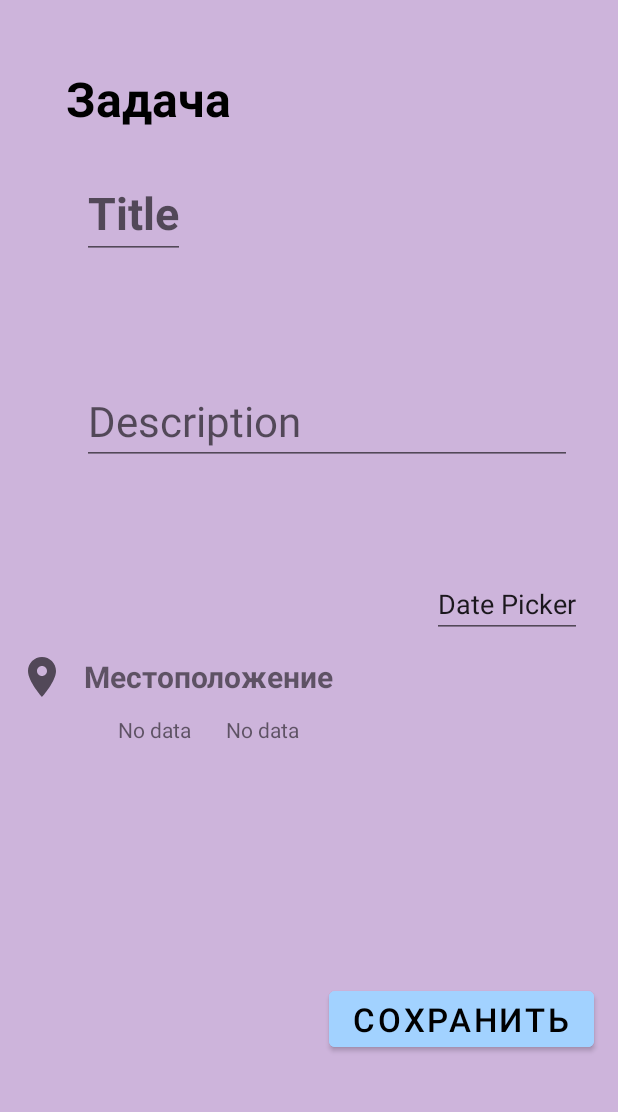
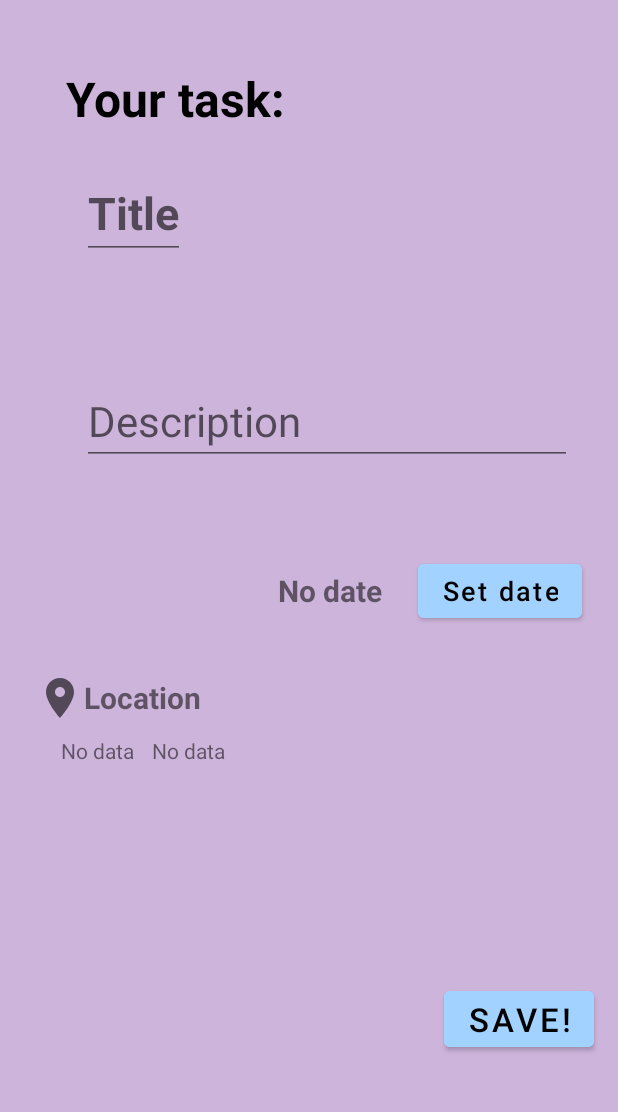
Before and after one commit to renett-t/android-lab-homeworks-1, an Android app: the TaskFragment screen opened through its navigation route, on a phone screen of 412 x 824 dp, the part 84-1196 px from its top. Run offline under Robolectric (Android 15) with nearby library versions, the phone set to English and light mode, and no system bars; our stand-ins replace Room's generated code.

Commit message:
date picker added, added strings

```diff
--- a/app/src/main/res/layout/fragment_task.xml
+++ b/app/src/main/res/layout/fragment_task.xml
@@ -20,7 +20,7 @@
         android:id="@+id/tv_task"
         android:layout_width="wrap_content"
         android:layout_height="wrap_content"
-        android:text="Задача"
+        android:text="@string/your_task"
         android:textSize="32sp"
         android:textStyle="bold"
         android:textColor="@color/black"
@@ -33,7 +33,7 @@
         android:id="@+id/et_task_title"
         android:layout_width="wrap_content"
         android:layout_height="wrap_content"
-        android:hint="Title"
+        android:hint="@string/title"
         android:maxEms="10"
         android:textSize="30sp"
         android:textStyle="bold"
@@ -45,7 +45,7 @@
         android:id="@+id/et_task_description"
         android:layout_width="wrap_content"
         android:layout_height="wrap_content"
-        android:hint="Description"
+        android:hint="@string/description"
         android:inputType="text"
         android:textSize="28sp"
         android:ems="10"
@@ -57,31 +57,48 @@
         app:layout_constraintBottom_toTopOf="@id/hor_guideline_center"
         />
 
-    <EditText
-        android:id="@+id/et_task_date"
+    <TextView
+        android:id="@+id/tv_task_date"
         android:layout_width="wrap_content"
         android:layout_height="wrap_content"
-        android:text="Date Picker"
+        android:text="@string/no_date"
+        android:textSize="20sp"
+        android:textStyle="bold"
         app:layout_constraintTop_toBottomOf="@id/hor_guideline_center"
+        app:layout_constraintEnd_toStartOf="@id/btn_set_date"
+        android:layout_margin="24dp"/>
+
+    <Button
+        android:id="@+id/btn_set_date"
+        android:layout_width="wrap_content"
+        android:layout_height="wrap_content"
+        android:backgroundTint="@color/light_blue"
+        android:textColor="@color/black"
+        android:textSize="18sp"
+        android:text="@string/set_date"
+        android:textAllCaps="false"
         app:layout_constraintEnd_toEndOf="parent"
-        android:layout_margin="24dp"/>
+        app:layout_constraintTop_toTopOf="@id/tv_task_date"
+        app:layout_constraintBottom_toBottomOf="@id/tv_task_date"
+        android:layout_marginEnd="24dp"
+        />
 
     <TextView
         android:id="@+id/tv_location"
         android:layout_width="wrap_content"
         android:layout_height="wrap_content"
-        android:text="Местоположение"
+        android:text="@string/location"
         android:textSize="20sp"
         android:textStyle="bold"
-        app:layout_constraintTop_toBottomOf="@id/et_task_date"
+        app:layout_constraintTop_toBottomOf="@id/tv_task_date"
         app:layout_constraintStart_toEndOf="@id/iv_location"
-        android:layout_margin="12dp"/>
+        android:layout_marginTop="44dp"/>
 
     <TextView
         android:id="@+id/tv_latitude"
         android:layout_width="wrap_content"
         android:layout_height="wrap_content"
-        android:text="No data"
+        android:text="@string/no_data"
         android:layout_marginTop="12dp"
         app:layout_constraintTop_toBottomOf="@id/tv_location"
         app:layout_constraintStart_toStartOf="@id/tv_location"
@@ -91,8 +108,9 @@
         android:id="@+id/tv_longitude"
         android:layout_width="wrap_content"
         android:layout_height="wrap_content"
-        android:text="No data"
+        android:text="@string/no_data"
         android:layout_marginTop="12dp"
+        android:layout_marginStart="12dp"
         app:layout_constraintTop_toBottomOf="@id/tv_location"
         app:layout_constraintEnd_toEndOf="@id/tv_location"
         app:layout_constraintStart_toEndOf="@id/tv_latitude"
@@ -103,10 +121,12 @@
         android:layout_width="32dp"
         android:layout_height="32dp"
         app:srcCompat="@drawable/icon_location"
-        android:layout_marginStart="12dp"
         app:layout_constraintTop_toTopOf="@id/tv_location"
+        app:layout_constraintEnd_toStartOf="@id/tv_location"
+        app:layout_constraintBottom_toBottomOf="@id/tv_location"
         app:layout_constraintStart_toStartOf="parent"
-        app:layout_constraintBottom_toBottomOf="@id/tv_location"/>
+        android:layout_marginStart="24dp"
+        android:layout_marginEnd="12dp"/>
 
     <androidx.constraintlayout.widget.Guideline
         android:id="@+id/hor_guideline_center"
@@ -122,7 +142,7 @@
         android:backgroundTint="@color/light_blue"
         android:textColor="@color/black"
         android:textSize="22sp"
-        android:text="Сохранить"
+        android:text="@string/save"
         app:layout_constraintBottom_toBottomOf="parent"
         app:layout_constraintEnd_toEndOf="parent"
         android:layout_marginBottom="64dp"
--- a/app/src/main/res/values/strings.xml
+++ b/app/src/main/res/values/strings.xml
@@ -6,4 +6,13 @@
     <string name="notif_delete_all_tasks">Are you sure that you want to delete all task? This cannot be undone</string>
     <string name="yes">Yes</string>
     <string name="no">No</string>
+    <string name="no_date">No date</string>
+    <string name="set_date">Set date</string>
+    <string name="location">Location</string>
+    <string name="no_data">No data</string>
+    <string name="save">Save!</string>
+    <string name="your_task">Your task:</string>
+    <string name="title">Title</string>
+    <string name="description">Description</string>
+    <string name="no_task_saved">\"You don\'t have any task saved\"</string>
 </resources>
```
Also changed, not shown: app/src/main/java/ru/itis/renett/testapp/fragments/ListFragment.kt (+9 -7 lines), app/src/main/java/ru/itis/renett/testapp/fragments/TaskFragment.kt (+41 -20 lines).
